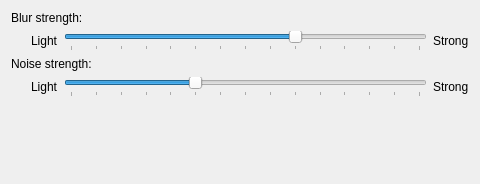
Qt form src/plugins/blur/blur_config.ui (KDE/kwin) before a commit.
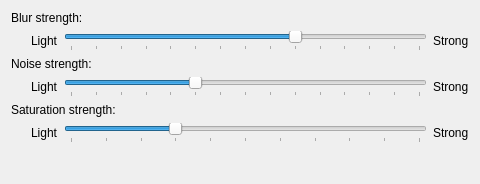
The same form after that commit.

Commit message:
Blur: Add a configuration UI for the contrast amount
Add a slider (default to 3) for the saturation amount to the blur
configuration UI.
Moving the slider all the way to 0 will make the background completely
desaturated, black and white, which some user could like it

```diff
--- a/src/plugins/blur/blur_config.ui
+++ b/src/plugins/blur/blur_config.ui
@@ -140,6 +140,72 @@
      </item>
     </layout>
    </item>
+   <item>
+    <widget class="QLabel" name="labelSaturationDescription">
+     <property name="text">
+      <string>Saturation strength:</string>
+     </property>
+    </widget>
+   </item>
+   <item>
+    <layout class="QHBoxLayout" name="horizontalLayout_3">
+     <item>
+      <spacer name="horizontalSpacer_3">
+       <property name="orientation">
+        <enum>Qt::Horizontal</enum>
+       </property>
+       <property name="sizeType">
+        <enum>QSizePolicy::Fixed</enum>
+       </property>
+       <property name="sizeHint" stdset="0">
+        <size>
+         <width>20</width>
+         <height>20</height>
+        </size>
+       </property>
+      </spacer>
+     </item>
+     <item>
+      <widget class="QLabel" name="labelSaturationLight">
+       <property name="text">
+        <string>Light</string>
+       </property>
+      </widget>
+     </item>
+     <item>
+      <widget class="QSlider" name="kcfg_Saturation">
+       <property name="maximum">
+        <number>10</number>
+       </property>
+       <property name="singleStep">
+        <number>1</number>
+       </property>
+       <property name="pageStep">
+        <number>3</number>
+       </property>
+       <property name="value">
+        <number>3</number>
+       </property>
+       <property name="orientation">
+        <enum>Qt::Horizontal</enum>
+       </property>
+       <property name="tickPosition">
+        <enum>QSlider::TicksBelow</enum>
+       </property>
+       <property name="tickInterval">
+        <number>1</number>
+       </property>
+      </widget>
+     </item>
+     <item>
+      <widget class="QLabel" name="labelSaturationStrong">
+       <property name="text">
+        <string>Strong</string>
+       </property>
+      </widget>
+     </item>
+    </layout>
+   </item>
    <item>
     <spacer name="verticalSpacer">
      <property name="orientation">
```
